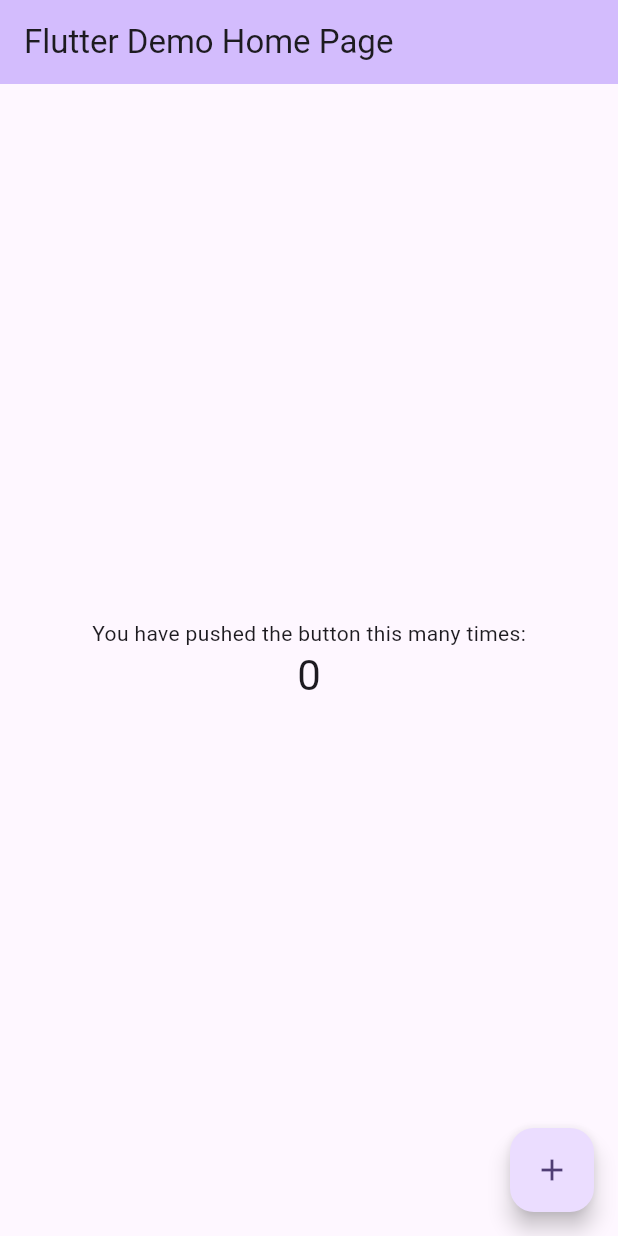
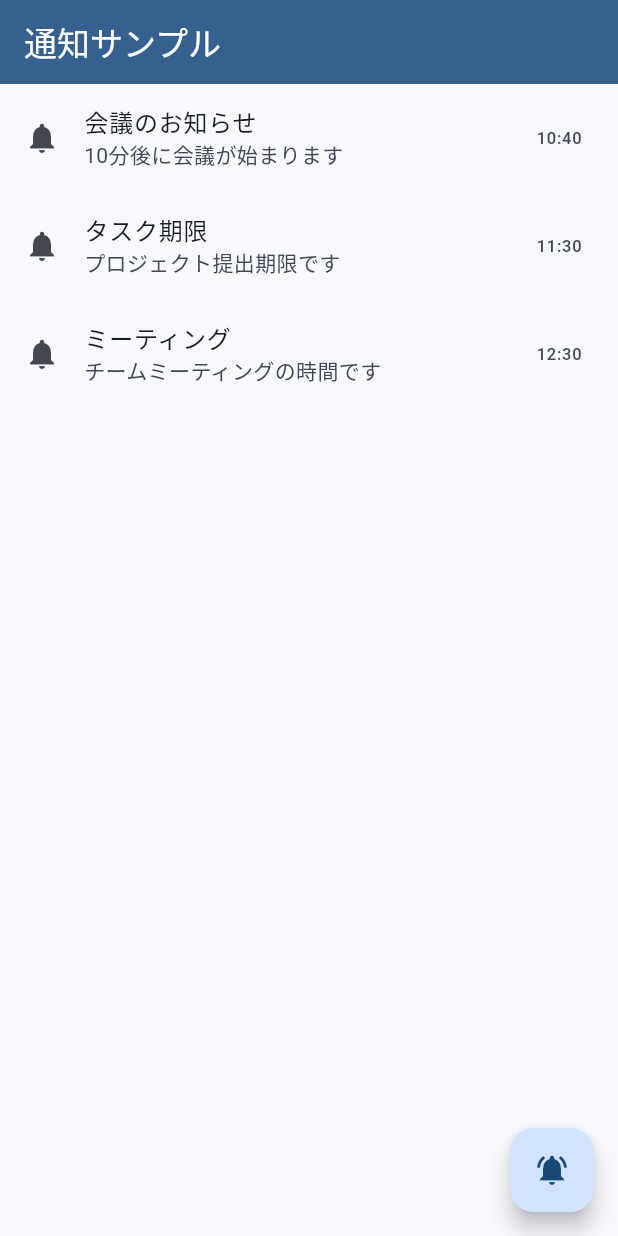
Before and after one commit to tanakacha/pksha-hackathon-2025, a Flutter app: the screen it shows after launch, on a phone screen of 412 x 824 dp. Run offline on Flutter 3.47's test engine with Material 3 defaults, Android fonts, the phone set to English and light mode, and no system bars; our stand-ins replace flutter_local_notifications, timezone.

Commit message:
feat: サンプルの通知機能の実装 #1

```diff
--- a/lib/main.dart
+++ b/lib/main.dart
@@ -1,122 +1,146 @@
 import 'package:flutter/material.dart';
+import 'package:pksha/notification/notification.dart';
+// import 'services/notification_service.dart';
+// import 'models/notification_model.dart';
 
-void main() {
+void main() async {
+  // Flutter初期化を確実に行う
+  WidgetsFlutterBinding.ensureInitialized();
+
+  // 通知サービスの初期化
+  await NotificationService().initialize();
+
   runApp(const MyApp());
 }
 
 class MyApp extends StatelessWidget {
   const MyApp({super.key});
-
-  // This widget is the root of your application.
   @override
   Widget build(BuildContext context) {
     return MaterialApp(
-      title: 'Flutter Demo',
+      title: '通知アプリ',
       theme: ThemeData(
-        // This is the theme of your application.
-        //
-        // TRY THIS: Try running your application with "flutter run". You'll see
-        // the application has a purple toolbar. Then, without quitting the app,
-        // try changing the seedColor in the colorScheme below to Colors.green
-        // and then invoke "hot reload" (save your changes or press the "hot
-        // reload" button in a Flutter-supported IDE, or press "r" if you used
-        // the command line to start the app).
-        //
-        // Notice that the counter didn't reset back to zero; the application
-        // state is not lost during the reload. To reset the state, use hot
-        // restart instead.
-        //
-        // This works for code too, not just values: Most code changes can be
-        // tested with just a hot reload.
-        colorScheme: ColorScheme.fromSeed(seedColor: Colors.deepPurple),
+        colorScheme: ColorScheme.fromSeed(seedColor: Colors.blue),
+        useMaterial3: true,
       ),
-      home: const MyHomePage(title: 'Flutter Demo Home Page'),
+      home: const NotificationScreen(),
     );
   }
 }
 
-class MyHomePage extends StatefulWidget {
-  const MyHomePage({super.key, required this.title});
-
-  // This widget is the home page of your application. It is stateful, meaning
-  // that it has a State object (defined below) that contains fields that affect
-  // how it looks.
-
-  // This class is the configuration for the state. It holds the values (in this
-  // case the title) provided by the parent (in this case the App widget) and
-  // used by the build method of the State. Fields in a Widget subclass are
-  // always marked "final".
-
-  final String title;
+class NotificationScreen extends StatefulWidget {
+  const NotificationScreen({super.key});
 
   @override
-  State<MyHomePage> createState() => _MyHomePageState();
+  State<NotificationScreen> createState() => _NotificationScreenState();
 }
 
-class _MyHomePageState extends State<MyHomePage> {
-  int _counter = 0;
+class _NotificationScreenState extends State<NotificationScreen> {
+  final NotificationService _notificationService = NotificationService();
 
-  void _incrementCounter() {
-    setState(() {
-      // This call to setState tells the Flutter framework that something has
-      // changed in this State, which causes it to rerun the build method below
-      // so that the display can reflect the updated values. If we changed
-      // _counter without calling setState(), then the build method would not be
-      // called again, and so nothing would appear to happen.
-      _counter++;
-    });
+  // モックデータ（ハードコーディング）
+  final List<NotificationModel> _notifications = [
+    NotificationModel(
+      id: 1,
+      title: '会議のお知らせ',
+      message: '10分後に会議が始まります',
+      scheduledTime: DateTime.now().add(const Duration(minutes: 10)),
+      iconName: 'meeting',
+    ),
+    NotificationModel(
+      id: 2,
+      title: 'タスク期限',
+      message: 'プロジェクト提出期限です',
+      scheduledTime: DateTime.now().add(const Duration(hours: 1)),
+      iconName: 'task',
+    ),
+    NotificationModel(
+      id: 3,
+      title: 'ミーティング',
+      message: 'チームミーティングの時間です',
+      scheduledTime: DateTime.now().add(const Duration(hours: 2)),
+      iconName: 'alert',
+    ),
+  ];
+
+  @override
+  void initState() {
+    super.initState();
+    // アプリ起動時にモックデータの通知をスケジュール
+    _scheduleNotifications();
+  }
+
+  // 通知をスケジュール
+  void _scheduleNotifications() async {
+    for (var notification in _notifications) {
+      if (notification.scheduledTime.isAfter(DateTime.now())) {
+        await _notificationService.scheduleNotification(
+          id: notification.id,
+          title: notification.title,
+          body: notification.message,
+          scheduledTime: notification.scheduledTime,
+          iconName: notification.iconName,
+        );
+      }
+    }
+  }
+
+  // テスト用の即時通知
+  void _sendTestNotification() async {
+    print("テスト通知を送信します...");
+
+    // 現在時刻の10秒後に通知をスケジュール
+    final now = DateTime.now().add(const Duration(seconds: 10));
+
+    // まずは即時通知を試す
+    await _notificationService.showNotification(
+      id: 0,
+      title: 'テスト即時通知',
+      body: '即時通知のテストです',
+      iconName: 'test',
+    );
+
+    // 10秒後の通知もスケジュール
+    await _notificationService.scheduleNotification(
+      id: 999,
+      title: '予約通知テスト',
+      body: '10秒後に予約した通知です',
+      scheduledTime: now,
+      iconName: 'test',
+    );
+
+    ScaffoldMessenger.of(
+      context,
+    ).showSnackBar(const SnackBar(content: Text('テスト通知を送信しました')));
   }
 
   @override
   Widget build(BuildContext context) {
-    // This method is rerun every time setState is called, for instance as done
-    // by the _incrementCounter method above.
-    //
-    // The Flutter framework has been optimized to make rerunning build methods
-    // fast, so that you can just rebuild anything that needs updating rather
-    // than having to individually change instances of widgets.
     return Scaffold(
       appBar: AppBar(
-        // TRY THIS: Try changing the color here to a specific color (to
-        // Colors.amber, perhaps?) and trigger a hot reload to see the AppBar
-        // change color while the other colors stay the same.
-        backgroundColor: Theme.of(context).colorScheme.inversePrimary,
-        // Here we take the value from the MyHomePage object that was created by
-        // the App.build method, and use it to set our appbar title.
-        title: Text(widget.title),
+        title: const Text('通知サンプル'),
+        backgroundColor: Theme.of(context).colorScheme.primary,
+        foregroundColor: Colors.white,
       ),
-      body: Center(
-        // Center is a layout widget. It takes a single child and positions it
-        // in the middle of the parent.
-        child: Column(
-          // Column is also a layout widget. It takes a list of children and
-          // arranges them vertically. By default, it sizes itself to fit its
-          // children horizontally, and tries to be as tall as its parent.
-          //
-          // Column has various properties to control how it sizes itself and
-          // how it positions its children. Here we use mainAxisAlignment to
-          // center the children vertically; the main axis here is the vertical
-          // axis because Columns are vertical (the cross axis would be
-          // horizontal).
-          //
-          // TRY THIS: Invoke "debug painting" (choose the "Toggle Debug Paint"
-          // action in the IDE, or press "p" in the console), to see the
-          // wireframe for each widget.
-          mainAxisAlignment: MainAxisAlignment.center,
-          children: <Widget>[
-            const Text('You have pushed the button this many times:'),
-            Text(
-              '$_counter',
-              style: Theme.of(context).textTheme.headlineMedium,
+      body: ListView.builder(
+        itemCount: _notifications.length,
+        itemBuilder: (context, index) {
+          final notification = _notifications[index];
+          return ListTile(
+            title: Text(notification.title),
+            subtitle: Text(notification.message),
+            trailing: Text(
+              '${notification.scheduledTime.hour}:${notification.scheduledTime.minute.toString().padLeft(2, '0')}',
             ),
-          ],
-        ),
+            leading: const Icon(Icons.notifications),
+          );
+        },
       ),
       floatingActionButton: FloatingActionButton(
-        onPressed: _incrementCounter,
-        tooltip: 'Increment',
-        child: const Icon(Icons.add),
-      ), // This trailing comma makes auto-formatting nicer for build methods.
+        onPressed: _sendTestNotification,
+        tooltip: 'テスト通知',
+        child: const Icon(Icons.notifications_active),
+      ),
     );
   }
 }
```
Also changed, not shown: lib/notification/notification.dart (added, +144 -0 lines).
